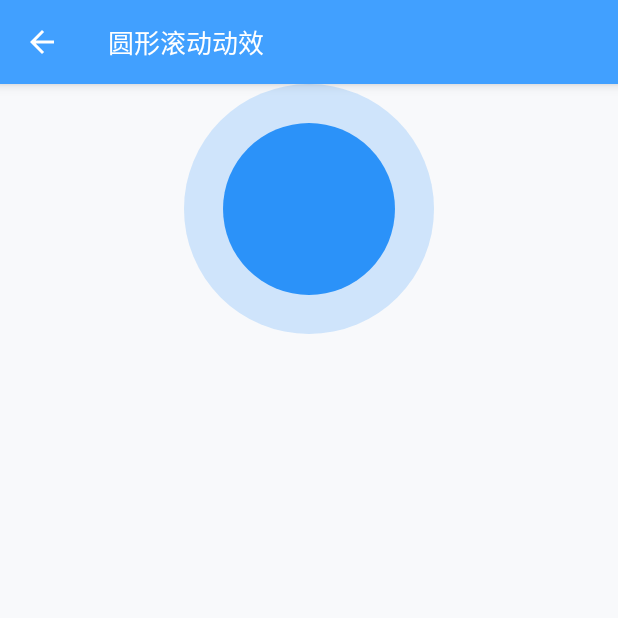
After one commit to JalenFang/AndroidCodeNote, an Android app: the CanvasCircleScrollActivity screen opened directly, with no data from a screen before it, on a phone screen of 412 x 824 dp, the top half of it. The commit adds this screen. Run offline under Robolectric (Android 15) with nearby library versions, the phone set to English and light mode, and no system bars; our stand-ins replace ButterKnife.

Commit message:
增加滑动view

```diff
--- a/Module/build.gradle
+++ b/Module/build.gradle
@@ -6,7 +6,7 @@ android {
     defaultConfig {
         applicationId "com.ideal.jalen"
         minSdkVersion 14
-        targetSdkVersion 23
+        targetSdkVersion 26
         versionCode 1
         versionName "1.0"
         testInstrumentationRunner "android.support.test.runner.AndroidJUnitRunner"
--- a/Module/src/main/java/com/ideal/jalen/canvas/activity/CanvasActivity.java
+++ b/Module/src/main/java/com/ideal/jalen/canvas/activity/CanvasActivity.java
@@ -43,6 +43,10 @@ public class CanvasActivity extends BaseActivity {
         startActivity(CanvasPicSynthesisActivity.class);
     }
 
+    public void onClickCircleScroll(View view) {
+        startActivity(CanvasCircleScrollActivity.class);
+    }
+
     private void startActivity(Class<?> className) {
         startActivity(new Intent(getActivity(), className));
     }
--- /dev/null
+++ b/Module/src/main/java/com/ideal/jalen/canvas/activity/CanvasCircleScrollActivity.java
@@ -0,0 +1,30 @@
+package com.ideal.jalen.canvas.activity;
+
+import android.app.Activity;
+import android.os.Bundle;
+import android.support.annotation.Nullable;
+
+import com.ideal.jalen.R;
+import com.ideal.jalen.base.BaseActivity;
+
+/**
+ * author: Jalen
+ * date: 2019-07-27 22:20
+ * describe: 圆形动效
+ */
+public class CanvasCircleScrollActivity extends BaseActivity {
+    @Override
+    public Activity getActivity() {
+        return this;
+    }
+
+    @Override
+    public int getLayout() {
+        return R.layout.activity_canvas_circle_scroll;
+    }
+
+    @Override
+    public void initUI(@Nullable Bundle savedInstanceState) {
+
+    }
+}
--- /dev/null
+++ b/Module/src/main/java/com/ideal/jalen/canvas/widget/circlescroll/CSCircleView.java
@@ -0,0 +1,57 @@
+package com.ideal.jalen.canvas.widget.circlescroll;
+
+import android.content.Context;
+import android.content.res.TypedArray;
+import android.graphics.Canvas;
+import android.graphics.Paint;
+import android.support.v4.content.ContextCompat;
+import android.util.AttributeSet;
+import android.view.View;
+
+import com.ideal.jalen.R;
+import com.ideal.jalen.utils.ScreenUtils;
+
+/**
+ * author: Jalen
+ * date: 2019-07-27 22:28
+ * describe:
+ */
+public class CSCircleView extends View {
+    private Paint paint;
+    private int circleColor;
+    private int circleRadius;
+
+    public CSCircleView(Context context) {
+        this(context, null);
+    }
+
+    public CSCircleView(Context context, AttributeSet attrs) {
+        super(context, attrs);
+
+        TypedArray attr = context.obtainStyledAttributes(attrs, R.styleable.CSCircleView);
+        circleColor = attr.getColor(R.styleable.CSCircleView_circleColor, ContextCompat.getColor(context, R.color.blue_FF2B92F9));
+        int radius = attr.getInt(R.styleable.CSCircleView_circleRadius, 5);
+        circleRadius = ScreenUtils.dp2px(getContext(), radius);
+        attr.recycle();
+
+        initView();
+    }
+
+    @Override
+    protected void onMeasure(int widthMeasureSpec, int heightMeasureSpec) {
+        setMeasuredDimension(circleRadius * 2, circleRadius * 2);
+    }
+
+    private void initView() {
+        paint = new Paint(Paint.ANTI_ALIAS_FLAG);
+        paint.setColor(circleColor);
+        paint.setStyle(Paint.Style.FILL);
+        paint.setStrokeWidth(ScreenUtils.dp2px(getContext(), 3));
+    }
+
+    @Override
+    protected void onDraw(Canvas canvas) {
+        super.onDraw(canvas);
+        canvas.drawCircle(circleRadius, circleRadius, circleRadius, paint);
+    }
+}
--- a/Module/src/main/res/layout/activity_canvas.xml
+++ b/Module/src/main/res/layout/activity_canvas.xml
@@ -21,4 +21,9 @@
         android:onClick="onClickPicSynthesis"
         android:text="@string/canvas_pic_synthesis" />
 
+    <Button
+        style="@style/main_button"
+        android:onClick="onClickCircleScroll"
+        android:text="@string/canvas_circle_scroll" />
+
 </LinearLayout>
--- /dev/null
+++ b/Module/src/main/res/layout/activity_canvas_circle_scroll.xml
@@ -0,0 +1,14 @@
+<?xml version="1.0" encoding="utf-8"?>
+<LinearLayout xmlns:android="http://schemas.android.com/apk/res/android"
+    android:layout_width="match_parent"
+    android:layout_height="match_parent"
+    android:orientation="vertical">
+
+    <include layout="@layout/toolbar" />
+
+    <com.ideal.jalen.canvas.widget.circlescroll.CSCircleScrollView
+        android:layout_width="wrap_content"
+        android:layout_height="wrap_content"
+        android:layout_gravity="center" />
+
+</LinearLayout>
--- /dev/null
+++ b/Module/src/main/res/layout/view_circle_scroll_view.xml
@@ -0,0 +1,23 @@
+<?xml version="1.0" encoding="utf-8"?>
+<FrameLayout xmlns:android="http://schemas.android.com/apk/res/android"
+    xmlns:app="http://schemas.android.com/apk/res-auto"
+    android:layout_width="match_parent"
+    android:layout_height="match_parent"
+    android:orientation="vertical">
+
+
+    <com.ideal.jalen.canvas.widget.circlescroll.CSCircleView
+        android:layout_width="wrap_content"
+        android:layout_height="wrap_content"
+        app:circleColor="@color/blue_20_2B92F9"
+        app:circleRadius="83" />
+
+    <com.ideal.jalen.canvas.widget.circlescroll.CSCircleView
+        android:id="@+id/blueCircleView"
+        android:layout_width="wrap_content"
+        android:layout_height="wrap_content"
+        android:layout_gravity="center"
+        app:circleColor="@color/blue_FF2B92F9"
+        app:circleRadius="57" />
+
+</FrameLayout>
--- a/Module/src/main/res/values/colors.xml
+++ b/Module/src/main/res/values/colors.xml
@@ -27,4 +27,10 @@
     <color name="color3">#ff333333</color>
     <color name="color4">#ff444444</color>
 
+    <color name="blue_FF2B92F9">#FF2B92F9</color>
+    <color name="blue_20_2B92F9">#332B92F9</color>
+    <color name="blue_30_2B92F9">#4D2B92F9</color>
+    <color name="blue_50_2B92F9">#802B92F9</color>
+    <color name="blue_90_2B92F9">#E62B92F9</color>
+
 </resources>
--- a/Module/src/main/res/values/strings.xml
+++ b/Module/src/main/res/values/strings.xml
@@ -184,6 +184,7 @@
     <string name="canvas_three_order_bezier">三阶塞尔曲线</string>
     <string name="canvas_drawing_board">画板</string>
     <string name="canvas_pic_synthesis">图片合成</string>
+    <string name="canvas_circle_scroll">圆形滚动动效</string>
     <!--Canvas ↑-->
 
     <!--thread ↓-->
--- a/Module/src/main/res/values/styles.xml
+++ b/Module/src/main/res/values/styles.xml
@@ -202,4 +202,10 @@
     </style>
 
 
+    <declare-styleable name="CSCircleView">
+        <attr name="circleColor" format="color" />
+        <attr name="circleRadius" format="integer" />
+    </declare-styleable>
+
+
 </resources>
```
Also changed, not shown: Module/src/main/AndroidManifest.xml (+8 -1 lines), Module/src/main/java/com/ideal/jalen/canvas/widget/circlescroll/CSCircleScrollView.java (added, +109 -0 lines).
